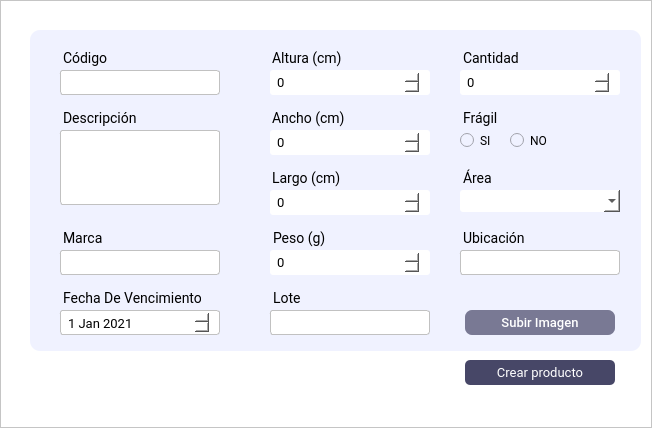
Old version of the form Interfaces/main/nuevo_producto_ui.ui in the repository juanignaciocansillieri/Proyecto-Final.
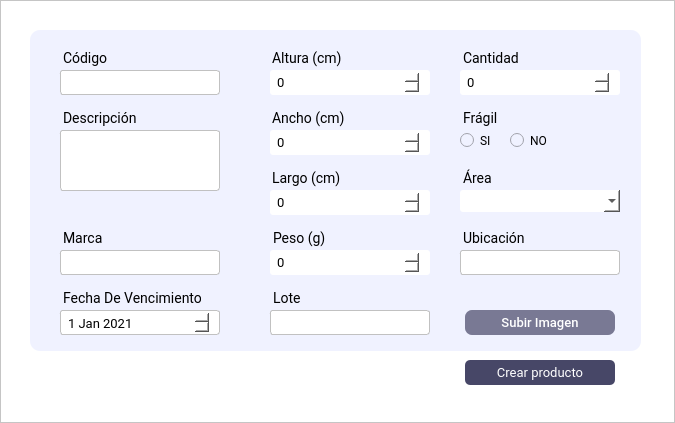
New version of the form.

```diff
--- a/Interfaces/main/nuevo_producto_ui.ui
+++ b/Interfaces/main/nuevo_producto_ui.ui
@@ -6,8 +6,8 @@
    <rect>
     <x>0</x>
     <y>0</y>
-    <width>652</width>
-    <height>428</height>
+    <width>675</width>
+    <height>423</height>
    </rect>
   </property>
   <property name="windowTitle">
@@ -886,31 +886,6 @@
          <string/>
         </property>
        </widget>
-       <widget class="QLineEdit" name="descripcion_input">
-        <property name="geometry">
-         <rect>
-          <x>20</x>
-          <y>100</y>
-          <width>170</width>
-          <height>75</height>
-         </rect>
-        </property>
-        <property name="styleSheet">
-         <string notr="true">QLineEdit{
-background-color: #fff;
-border: 0.5px solid #c1c1c1;
-border-radius: 3px;
-padding: 4 5px;
-color: #fff;
-font-family:Roboto;
-font-size:13px;
-font-weight: 400;
-margin-left: 10px;
-
-}
-</string>
-        </property>
-       </widget>
        <widget class="QPushButton" name="subirFoto_btn">
         <property name="geometry">
          <rect>
@@ -950,6 +925,38 @@
          <string>Subir Imagen</string>
         </property>
        </widget>
+       <widget class="QTextEdit" name="textEdit">
+        <property name="geometry">
+         <rect>
+          <x>50</x>
+          <y>110</y>
+          <width>104</width>
+          <height>87</height>
+         </rect>
+        </property>
+       </widget>
+       <widget class="QTextEdit" name="descripcion_input">
+        <property name="geometry">
+         <rect>
+          <x>20</x>
+          <y>100</y>
+          <width>170</width>
+          <height>61</height>
+         </rect>
+        </property>
+        <property name="styleSheet">
+         <string notr="true">background-color: #fff;
+border: 0.5px solid #c1c1c1;
+border-radius: 3px;
+padding: 4 5px;
+color: #e9e9;
+font-family:Roboto;
+font-size:13px;
+font-weight: 400;
+margin-left: 10px;
+</string>
+        </property>
+       </widget>
       </widget>
       <widget class="QPushButton" name="crearprod_btn">
        <property name="geometry">
```
Left out of the diff: 17 changed lines with no effect on the pictures.
